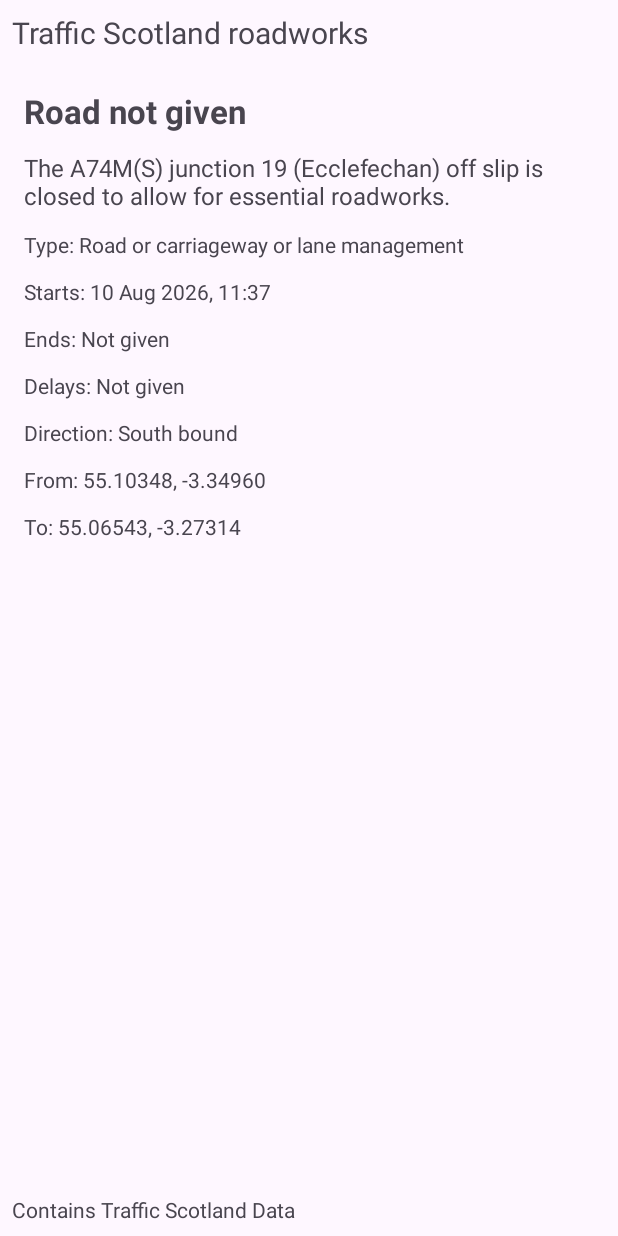
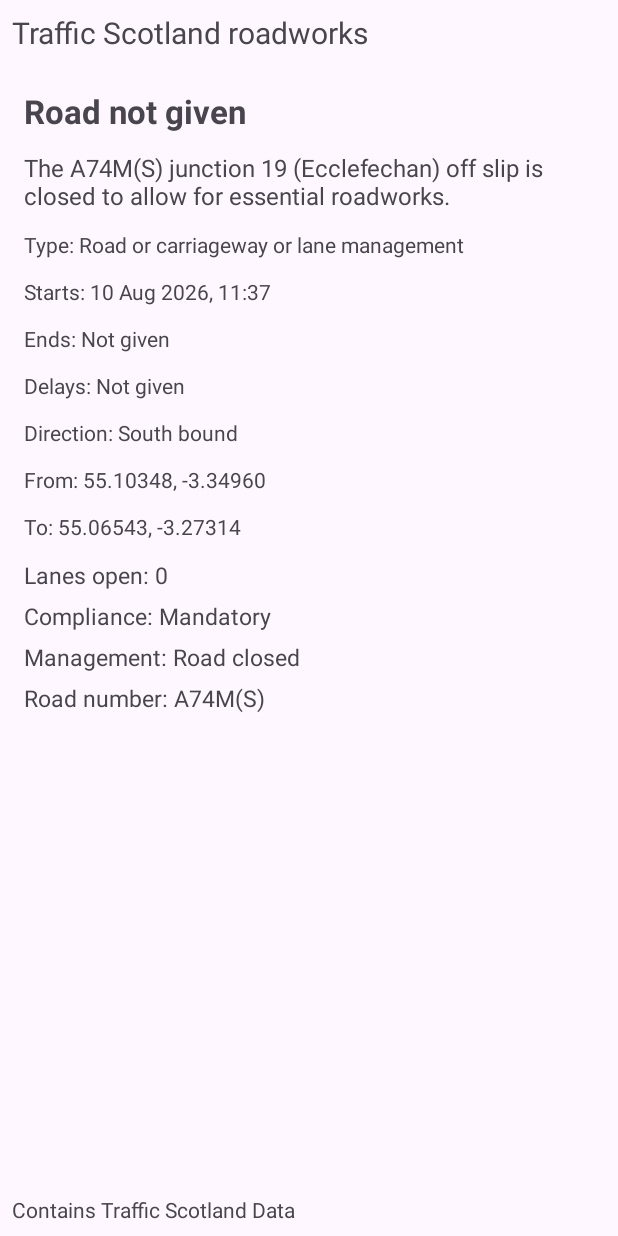
Before and after one commit to Roman200513/TrafficScotlandApplication, an Android app: the screen it shows after launch (MainActivity), after a tap on "The A74M(S) junction 19 (Ecclefechan) of", on a phone screen of 412 x 824 dp. Run offline under Robolectric (Android 15) with nearby library versions, the phone set to English and light mode, and no system bars; pictures from the network do not load; 3 other taps on this screen came first.

Commit message:
Parser Update (more information)

```diff
--- /dev/null
+++ b/app/src/main/java/org/me/gcu/rai_roman_s2335895/GeoPoint.java
@@ -0,0 +1,17 @@
+package org.me.gcu.rai_roman_s2335895;
+
+public class GeoPoint {
+    private final String label;
+    private final double lat;
+    private final double lon;
+
+    public GeoPoint(String label, double lat, double lon) {
+        this.label = label;
+        this.lat = lat;
+        this.lon = lon;
+    }
+
+    public String getLabel() {return label;}
+    public double getLat() {return lat;}
+    public double getLon() {return lon;}
+}
--- a/app/src/main/java/org/me/gcu/rai_roman_s2335895/Situation.java
+++ b/app/src/main/java/org/me/gcu/rai_roman_s2335895/Situation.java
@@ -4,6 +4,10 @@ import java.time.OffsetDateTime;
 import java.time.format.DateTimeFormatter;
 import java.time.temporal.ChronoUnit;
 import java.util.Locale;
+import java.util.ArrayList;
+import java.util.LinkedHashMap;
+import java.util.regex.Matcher;
+import java.util.regex.Pattern;
 
 public class Situation {
     private String type;
@@ -13,11 +17,11 @@ public class Situation {
     private String endTime;
     private String delayType;
     private String direction;
+    private String subType;
     private double fromLat = Double.NaN;
     private double fromLon = Double.NaN;
     private double toLat = Double.NaN;
     private double toLon = Double.NaN;
-
 
     public Situation() {
     }
@@ -55,6 +59,8 @@ public class Situation {
     public double getToLon() {return toLon;}
     public void setToLon(double toLon) {this.toLon = toLon;}
 
+    public String getSubType() {return subType;}
+    public void setSubType(String subType) {this.subType = subType;}
 
     public long getDurationDays() {
         try {
@@ -97,6 +103,34 @@ public class Situation {
         return Character.toUpperCase(spaced.charAt(0)) + spaced.substring(1);
     }
 
+
+    private final ArrayList<GeoPoint> points = new ArrayList<>();
+    private final LinkedHashMap<String, String> extras = new LinkedHashMap<>();
+
+    public ArrayList<GeoPoint> getPoints() {return points;}
+    public LinkedHashMap<String, String> getExtras() {return extras;}
+
+    public void addExtra(String label, String value) {
+        if (value != null && !value.trim().isEmpty()) extras.put(label, value.trim());
+    }
+
+
+    public void finishParsing() {
+        points.clear();
+        if (!Double.isNaN(fromLat) && !Double.isNaN(fromLon)) points.add(new GeoPoint("From", fromLat, fromLon));
+        if (!Double.isNaN(toLat) && !Double.isNaN(toLon)) points.add(new GeoPoint("To", toLat, toLon));
+
+        if (description != null) {
+            String[] parts = description.split("\\s*-\\s+");
+            if (parts.length >= 2) {
+                addExtra("Place", parts[0]);
+                addExtra("Restriction", parts[parts.length - 1]);
+            }
+            Matcher m = Pattern.compile("\\b[AM]\\d+[A-Z]?(?:\\([A-Za-z]\\))?").matcher(description);
+            if (m.find()) addExtra("Road number", m.group());
+        }
+    }
+
     @Override
     public String toString() {
         return "Situation{type='" + type + "', road='" + road + "', startTime='" + startTime + "'," +
--- a/app/src/main/java/org/me/gcu/rai_roman_s2335895/SituationDetailFragment.java
+++ b/app/src/main/java/org/me/gcu/rai_roman_s2335895/SituationDetailFragment.java
@@ -10,6 +10,7 @@ import androidx.fragment.app.Fragment;
 import androidx.lifecycle.ViewModelProvider;
 
 import java.util.Locale;
+import java.util.Map;
 
 public class SituationDetailFragment extends Fragment {
 
@@ -30,6 +31,7 @@ public class SituationDetailFragment extends Fragment {
         TextView direction = view.findViewById(R.id.detailDirection);
         TextView from = view.findViewById(R.id.detailFrom);
         TextView to = view.findViewById(R.id.detailTo);
+        TextView extras = view.findViewById(R.id.detailExtras);
 
         SituationViewModel viewModel =
                 new ViewModelProvider(requireActivity()).get(SituationViewModel.class);
@@ -45,6 +47,7 @@ public class SituationDetailFragment extends Fragment {
                 direction.setText("");
                 from.setText("");
                 to.setText("");
+                extras.setText("");
                 return;
             }
             road.setText(s.getRoad() == null ? "Road not given" : s.getRoad());
@@ -56,6 +59,12 @@ public class SituationDetailFragment extends Fragment {
             direction.setText("Direction: " + Situation.humanise(s.getDirection()));
             from.setText("From: " + point(s.getFromLat(), s.getFromLon()));
             to.setText("To: " + point(s.getToLat(), s.getToLon()));
+
+            StringBuilder sb = new StringBuilder();
+            for (Map.Entry<String, String> e : s.getExtras().entrySet()) {
+                sb.append(e.getKey()).append(": ").append(e.getValue()).append("\n");
+            }
+            extras.setText(sb.toString().trim());
         });
     }
 
--- a/app/src/main/java/org/me/gcu/rai_roman_s2335895/SituationParser.java
+++ b/app/src/main/java/org/me/gcu/rai_roman_s2335895/SituationParser.java
@@ -72,6 +72,29 @@ public class SituationParser {
                         double v = toDouble(xpp.nextText());
                         if (insideASituation && section.equals("from")) aSituation.setFromLon(v);
                         else if (insideASituation && section.equals("to")) aSituation.setToLon(v);
+                    } else if (tag.equalsIgnoreCase("numberOfOperationalLanes")) {
+                        String temp = xpp.nextText();
+                        if (insideASituation) aSituation.addExtra("Lanes open", temp);
+                    } else if (tag.equalsIgnoreCase("roadMaintenanceType")) {
+                        String temp = xpp.nextText();
+                        if (insideASituation) {
+                            aSituation.setSubType(temp);
+                            aSituation.addExtra("Works type", Situation.humanise(temp));
+                        }
+                    } else if (tag.equalsIgnoreCase("roadOrCarriagewayOrLaneManagementType")) {
+                        String temp = xpp.nextText();
+                        if (insideASituation) {
+                            aSituation.setSubType(temp);
+                            aSituation.addExtra("Management", Situation.humanise(temp));
+                        }
+                    } else if (tag.equalsIgnoreCase("complianceOption")) {
+                        String temp = xpp.nextText();
+                        if (insideASituation) aSituation.addExtra("Compliance", Situation.humanise(temp));
+                    } else if (tag.equalsIgnoreCase("urgentRoadworks")) {
+                        String temp = xpp.nextText();
+                        if (insideASituation) {
+                            aSituation.addExtra("Urgent roadworks", temp.trim().equalsIgnoreCase("true") ? "Yes" : "No");
+                        }
                     }
                 } else if (eventType == XmlPullParser.END_TAG) {
                     String tag = xpp.getName();
@@ -80,6 +103,7 @@ public class SituationParser {
                     } else if (tag.equalsIgnoreCase("to") || tag.equalsIgnoreCase("from")) {
                         section = "";
                     } else if (tag.equalsIgnoreCase("situation")) {
+                        aSituation.finishParsing();
                         situations.add(aSituation);
                         insideASituation = false;
                     }
--- a/app/src/main/res/layout/fragment_details.xml
+++ b/app/src/main/res/layout/fragment_details.xml
@@ -64,5 +64,14 @@
             android:layout_width="match_parent"
             android:layout_height="wrap_content"
             android:layout_marginTop="12dp" />
+
+        <TextView
+            android:id="@+id/detailExtras"
+            android:layout_width="match_parent"
+            android:layout_height="wrap_content"
+            android:layout_marginTop="12dp"
+            android:lineSpacingExtra="9dp"
+            android:textSize="15.dp"/>
+
     </LinearLayout>
 </ScrollView>
```
